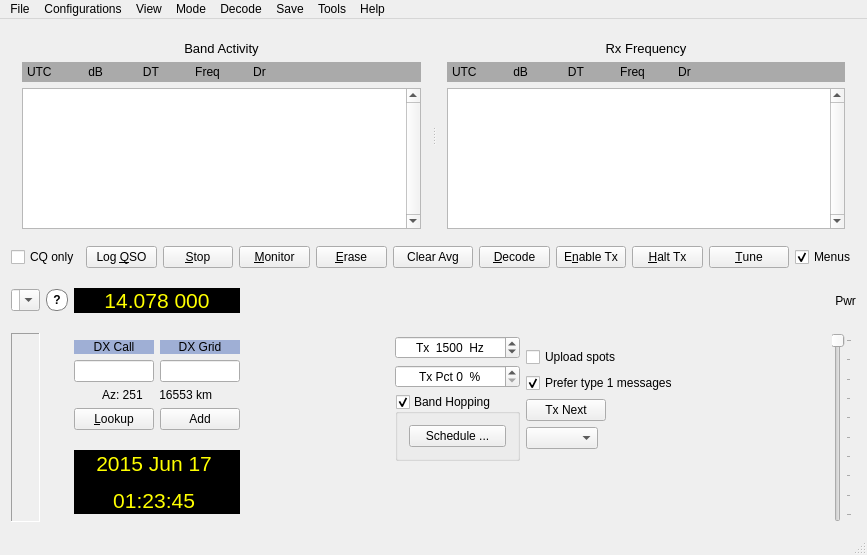
This is widgets/mainwindow.ui in saitohirga/WSJT-X as Qt 5 draws it before an edit. The edited form follows.
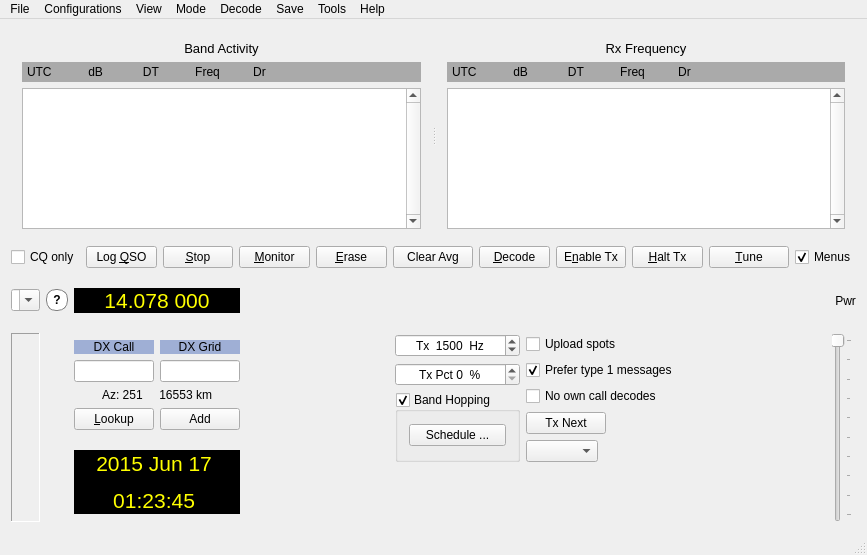
This is the edited form. The open tabs and pages were chosen to show the change. Custom widgets are drawn as their Qt base class.

Commit message: Add "No own call decodes" checkbox for WSPR mode.

```diff
--- a/widgets/mainwindow.ui
+++ b/widgets/mainwindow.ui
@@ -2105,6 +2105,13 @@
                         </property>
                        </widget>
                       </item>
+                      <item>
+                       <widget class="QCheckBox" name="cbNoOwnCall">
+                        <property name="text">
+                         <string>No own call decodes</string>
+                        </property>
+                       </widget>
+                      </item>
                       <item>
                        <layout class="QHBoxLayout" name="horizontalLayout_13">
                         <item>
```
Left out of the diff: 848 changed lines with no effect on the pictures. The commit also changes 1 other file.
